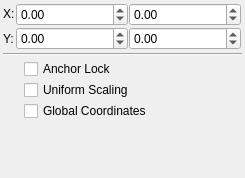
Old version of the form plugins/tools/defaulttool/defaulttool/DefaultToolGeometryWidget.ui in the repository KDE/krita.
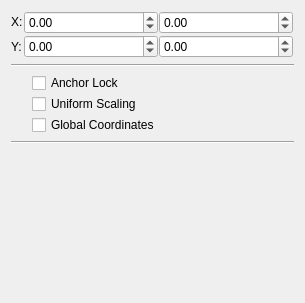
New version of the form. Custom widgets are drawn as their Qt base class.

Commit message: Implement Opacity slider in the geometry tab of the Default tool

The edit to the form file:
```diff
--- a/plugins/tools/defaulttool/defaulttool/DefaultToolGeometryWidget.ui
+++ b/plugins/tools/defaulttool/defaulttool/DefaultToolGeometryWidget.ui
@@ -6,29 +6,14 @@
    <rect>
     <x>0</x>
     <y>0</y>
-    <width>245</width>
-    <height>178</height>
+    <width>305</width>
+    <height>303</height>
    </rect>
   </property>
   <property name="focusPolicy">
    <enum>Qt::NoFocus</enum>
   </property>
   <layout class="QVBoxLayout" name="verticalLayout_2">
-   <property name="spacing">
-    <number>3</number>
-   </property>
-   <property name="leftMargin">
-    <number>3</number>
-   </property>
-   <property name="topMargin">
-    <number>3</number>
-   </property>
-   <property name="rightMargin">
-    <number>3</number>
-   </property>
-   <property name="bottomMargin">
-    <number>3</number>
-   </property>
    <item>
     <layout class="QGridLayout" name="gridLayout">
      <property name="spacing">
@@ -202,15 +187,28 @@
     </layout>
    </item>
    <item>
-    <widget class="QWidget" name="SpecialSpacer" native="true">
-     <property name="sizePolicy">
-      <sizepolicy hsizetype="Preferred" vsizetype="Expanding">
-       <horstretch>0</horstretch>
-       <verstretch>0</verstretch>
-      </sizepolicy>
+    <widget class="Line" name="line_2">
+     <property name="orientation">
+      <enum>Qt::Horizontal</enum>
      </property>
     </widget>
    </item>
+   <item>
+    <widget class="KisDoubleSliderSpinBox" name="dblOpacity" native="true"/>
+   </item>
+   <item>
+    <spacer name="verticalSpacer">
+     <property name="orientation">
+      <enum>Qt::Vertical</enum>
+     </property>
+     <property name="sizeHint" stdset="0">
+      <size>
+       <width>20</width>
+       <height>1</height>
+      </size>
+     </property>
+    </spacer>
+   </item>
   </layout>
  </widget>
  <customwidgets>
@@ -231,6 +229,12 @@
    <header>KoAnchorSelectionWidget.h</header>
    <container>1</container>
   </customwidget>
+  <customwidget>
+   <class>KisDoubleSliderSpinBox</class>
+   <extends>QWidget</extends>
+   <header location="global">kis_slider_spin_box.h</header>
+   <container>1</container>
+  </customwidget>
  </customwidgets>
  <tabstops>
   <tabstop>positionXSpinBox</tabstop>
```
The commit also changes 7 other files.
